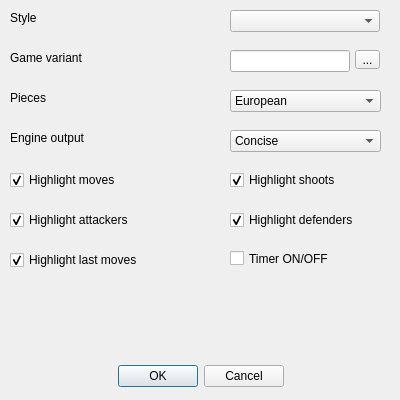
This is settingsdialog.ui in fire-lizard/QBoard as Qt 5 draws it before an edit. The edited form follows.
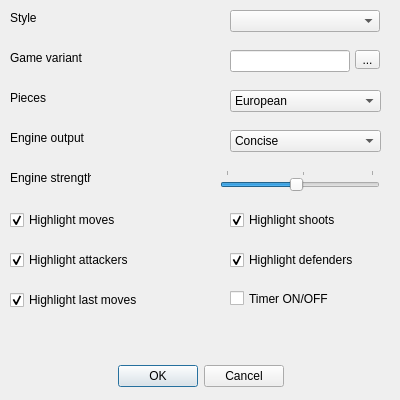
This is the edited form.

Commit message: Engine depth config setting added

Diff of the .ui file:
```diff
--- a/settingsdialog.ui
+++ b/settingsdialog.ui
@@ -158,7 +158,7 @@
    <property name="geometry">
     <rect>
      <x>10</x>
-     <y>170</y>
+     <y>210</y>
      <width>151</width>
      <height>20</height>
     </rect>
@@ -174,7 +174,7 @@
    <property name="geometry">
     <rect>
      <x>230</x>
-     <y>170</y>
+     <y>210</y>
      <width>151</width>
      <height>20</height>
     </rect>
@@ -190,7 +190,7 @@
    <property name="geometry">
     <rect>
      <x>10</x>
-     <y>210</y>
+     <y>250</y>
      <width>151</width>
      <height>20</height>
     </rect>
@@ -206,7 +206,7 @@
    <property name="geometry">
     <rect>
      <x>230</x>
-     <y>210</y>
+     <y>250</y>
      <width>151</width>
      <height>20</height>
     </rect>
@@ -222,7 +222,7 @@
    <property name="geometry">
     <rect>
      <x>10</x>
-     <y>250</y>
+     <y>290</y>
      <width>151</width>
      <height>20</height>
     </rect>
@@ -238,7 +238,7 @@
    <property name="geometry">
     <rect>
      <x>230</x>
-     <y>250</y>
+     <y>290</y>
      <width>151</width>
      <height>17</height>
     </rect>
@@ -273,6 +273,47 @@
     <string>...</string>
    </property>
   </widget>
+  <widget class="QLabel" name="engineDepthLabel">
+   <property name="geometry">
+    <rect>
+     <x>10</x>
+     <y>170</y>
+     <width>81</width>
+     <height>16</height>
+    </rect>
+   </property>
+   <property name="text">
+    <string>Engine strength</string>
+   </property>
+  </widget>
+  <widget class="QSlider" name="engineDepthHorizontalSlider">
+   <property name="geometry">
+    <rect>
+     <x>220</x>
+     <y>170</y>
+     <width>160</width>
+     <height>22</height>
+    </rect>
+   </property>
+   <property name="minimum">
+    <number>1</number>
+   </property>
+   <property name="maximum">
+    <number>20</number>
+   </property>
+   <property name="value">
+    <number>10</number>
+   </property>
+   <property name="orientation">
+    <enum>Qt::Horizontal</enum>
+   </property>
+   <property name="tickPosition">
+    <enum>QSlider::TicksAbove</enum>
+   </property>
+   <property name="tickInterval">
+    <number>0</number>
+   </property>
+  </widget>
  </widget>
  <resources/>
  <connections>
```
Left out of the diff: 2 changed lines with no effect on the pictures. The commit also changes 23 other files.
